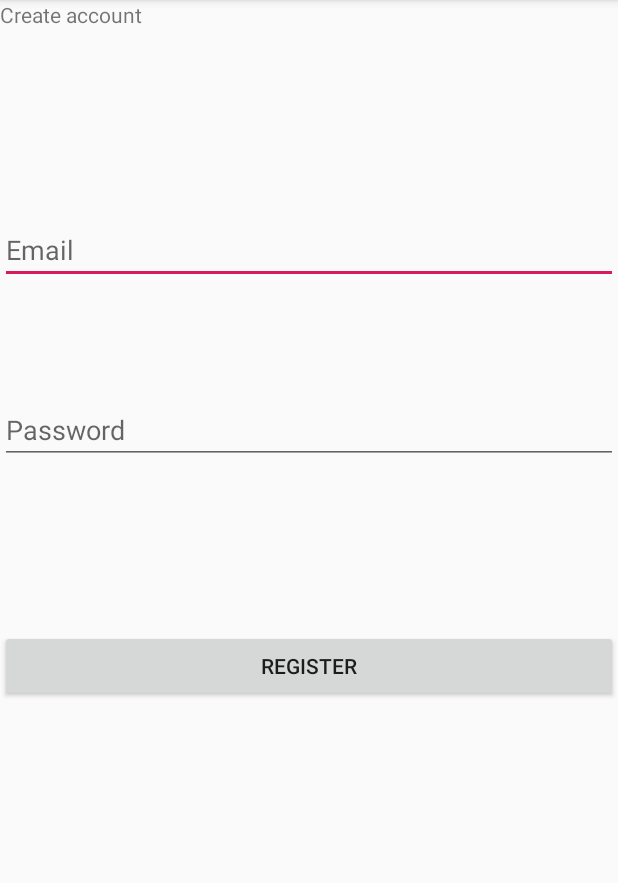
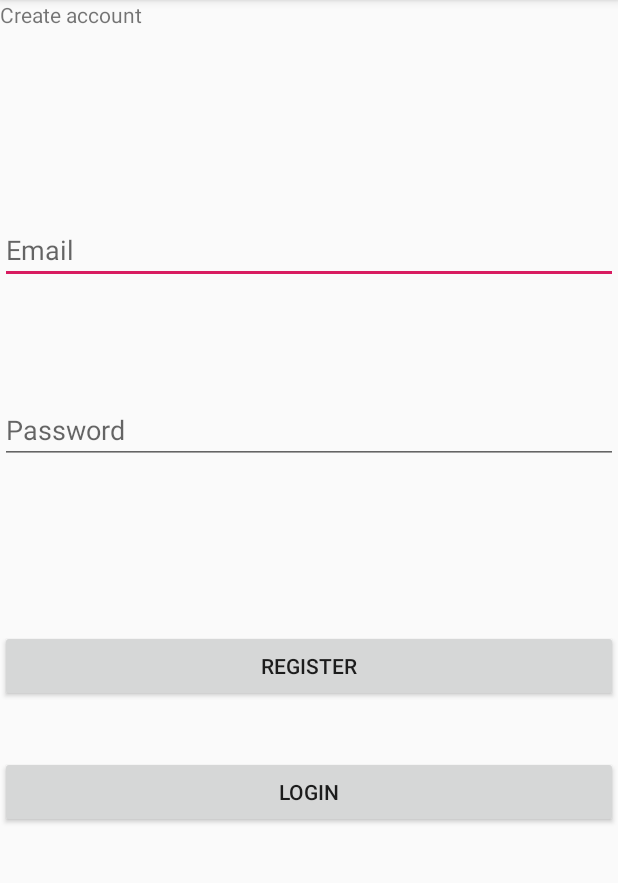
Before and after one commit to ChristianTaidi/LurienWallet, an Android app: the screen it shows after launch (RegisterActivity), on a phone screen of 412 x 824 dp, the part 84-967 px from its top. Run offline under Robolectric (Android 15) with nearby library versions, the phone set to English and light mode, and no system bars; our stand-ins replace Firebase (no records; nobody signed in at launch, a user with empty details on screens opened directly); libraries missing offline, so code that uses them is left out: jnr.a64asm, org.bouncycastle.jce, org.web3j.crypto, org.web3j.protocol; 1 statement that could not run was skipped.

Commit message:
added the possibility to login from the register activity in the case that the user has an account but not a wallet

```diff
--- a/app/src/main/java/com/christian/lurienwallet/demo/MainActivity.java
+++ b/app/src/main/java/com/christian/lurienwallet/demo/MainActivity.java
@@ -146,6 +146,12 @@ public class MainActivity extends AppCompatActivity {
                 || super.onSupportNavigateUp();
     }
 
+    @Override
+    protected void onDestroy() {
+        super.onDestroy();
+        fAuth.signOut();
+    }
+
     @Nullable
     @Override
     public View onCreateView(@NonNull String name, @NonNull Context context, @NonNull AttributeSet attrs) {
--- a/app/src/main/java/com/christian/lurienwallet/demo/RegisterActivity.java
+++ b/app/src/main/java/com/christian/lurienwallet/demo/RegisterActivity.java
@@ -16,6 +16,7 @@ import android.widget.Toast;
 
 import com.christian.lurienwallet.demo.helpers.FeedReaderContract;
 import com.christian.lurienwallet.demo.helpers.FeedReaderDBHelper;
+import com.christian.lurienwallet.demo.helpers.WalletHelper;
 import com.fasterxml.jackson.core.JsonGenerationException;
 import com.fasterxml.jackson.databind.JsonMappingException;
 import com.fasterxml.jackson.databind.ObjectMapper;
@@ -46,8 +47,7 @@ import jnr.a64asm.Register;
 public class RegisterActivity extends AppCompatActivity {
 
     EditText name,emailIn,passwordIn,phone;
-    Button register;
-    TextView loginBtn;
+    Button register,login;
     FirebaseAuth fAuth;
     private static String walletPath = "main\\res\\wallet";
     private static File wallet = new File(walletPath);
@@ -62,6 +62,8 @@ public class RegisterActivity extends AppCompatActivity {
         emailIn = findViewById(R.id.user_email);
         passwordIn = findViewById(R.id.user_password);
         register = findViewById(R.id.reg_button);
+        login = findViewById(R.id.login_btn);
+
 
         fAuth = FirebaseAuth.getInstance();
         setupBouncyCastle();
@@ -73,6 +75,26 @@ public class RegisterActivity extends AppCompatActivity {
 //            finish();
 //        }
 
+        login.setOnClickListener(new View.OnClickListener() {
+            @Override
+            public void onClick(View v) {
+                fAuth.signInWithEmailAndPassword(emailIn.getText().toString().trim(),passwordIn.getText().toString().trim()).addOnCompleteListener(new OnCompleteListener<AuthResult>() {
+                    @Override
+                    public void onComplete(@NonNull Task<AuthResult> task) {
+                        if(task.isSuccessful()){
+
+                            Toast.makeText(RegisterActivity.this, "User logged", Toast.LENGTH_SHORT).show();
+                            WalletHelper.setPwd(passwordIn.getText().toString().trim());
+                            Intent main = new Intent(getApplicationContext(),MainActivity.class);
+                            startActivity(main);
+                            finish();
+                        }else{
+                            Toast.makeText(RegisterActivity.this, "Error! " + task.getException().getMessage(), Toast.LENGTH_SHORT).show();
+                        }
+                    }
+                });
+            }
+        });
         register.setOnClickListener(new View.OnClickListener() {
             @Override
             public void onClick(View v) {
--- a/app/src/main/res/layout/activity_register.xml
+++ b/app/src/main/res/layout/activity_register.xml
@@ -50,5 +50,14 @@
         app:layout_constraintStart_toStartOf="parent"
         app:layout_constraintTop_toTopOf="parent" />
 
+    <Button
+        android:id="@+id/login_btn"
+        android:layout_width="match_parent"
+        android:layout_height="wrap_content"
+        android:layout_marginTop="504dp"
+        android:text="LogIn"
+        app:layout_constraintStart_toStartOf="parent"
+        app:layout_constraintTop_toTopOf="parent" />
+
 
 </androidx.constraintlayout.widget.ConstraintLayout>
```
